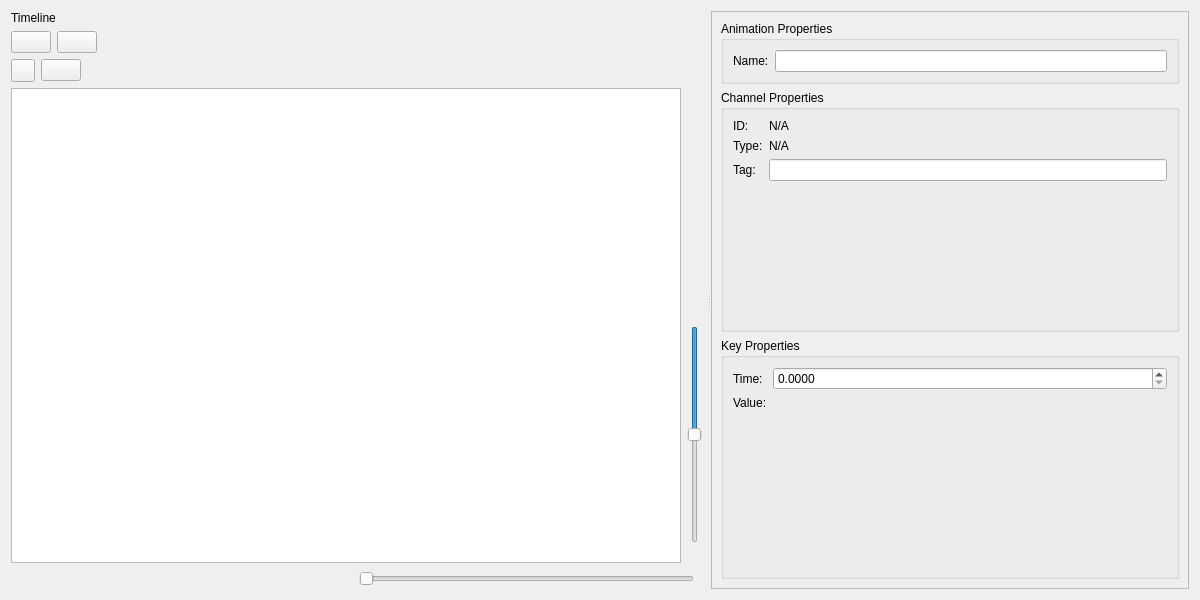
First picture: the form in tools/editor/application/VadonEditor/UI/Model/Animation/AnimationEditor.ui, repository janos-ijgyarto/vadon, before the edit.
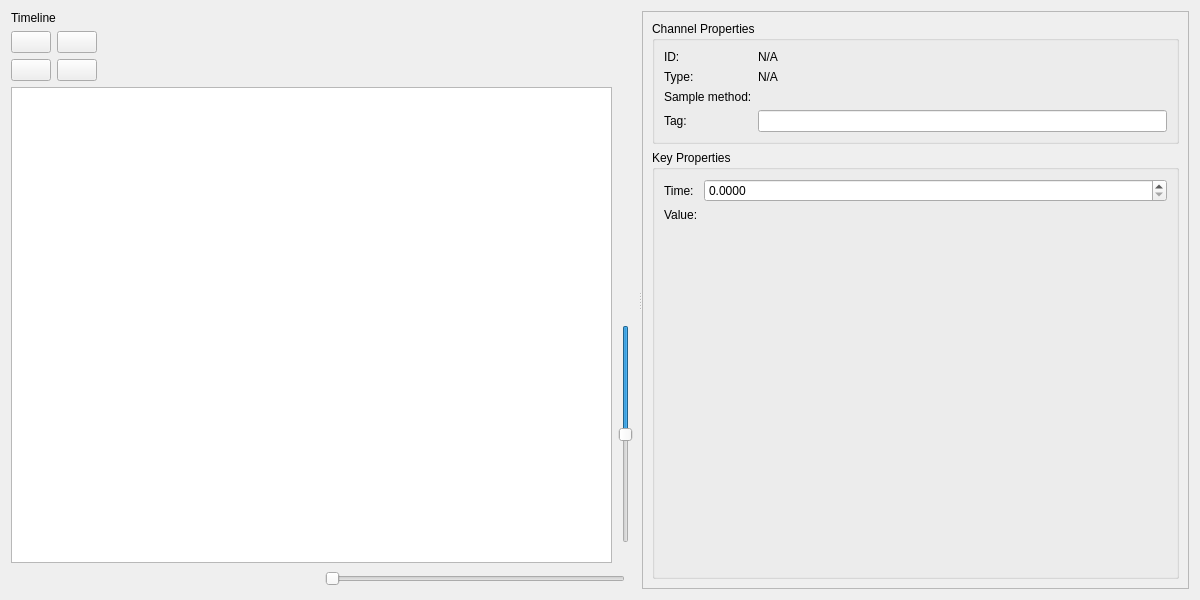
Second picture: the form after the edit. Icons and pictures are not drawn.

Patch:
```diff
--- a/tools/editor/application/VadonEditor/UI/Model/Animation/AnimationEditor.ui
+++ b/tools/editor/application/VadonEditor/UI/Model/Animation/AnimationEditor.ui
@@ -77,7 +77,7 @@
        <item>
         <layout class="QHBoxLayout" name="channelButtonsHBox">
          <item>
-          <widget class="QToolButton" name="addChannelButton">
+          <widget class="QPushButton" name="addChannelButton">
            <property name="toolTip">
             <string>Add Channel</string>
            </property>
@@ -87,9 +87,6 @@
            <property name="icon">
             <iconset theme="QIcon::ThemeIcon::ListAdd"/>
            </property>
-           <property name="popupMode">
-            <enum>QToolButton::ToolButtonPopupMode::InstantPopup</enum>
-           </property>
           </widget>
          </item>
          <item>
@@ -238,30 +235,11 @@
         <rect>
          <x>0</x>
          <y>0</y>
-         <width>445</width>
+         <width>519</width>
          <height>580</height>
         </rect>
        </property>
-       <layout class="QVBoxLayout" name="propertiesScrollLayout" stretch="0,1,1">
-        <item>
-         <widget class="QGroupBox" name="animationPropertiesGroup">
-          <property name="title">
-           <string>Animation Properties</string>
-          </property>
-          <layout class="QFormLayout" name="animationPropertiesLayout">
-           <item row="0" column="0">
-            <widget class="QLabel" name="animationNameLabel">
-             <property name="text">
-              <string>Name:</string>
-             </property>
-            </widget>
-           </item>
-           <item row="0" column="1">
-            <widget class="QLineEdit" name="animationNameLineEdit"/>
-           </item>
-          </layout>
-         </widget>
-        </item>
+       <layout class="QVBoxLayout" name="propertiesScrollLayout" stretch="0,1">
         <item>
          <widget class="QGroupBox" name="channelPropertiesGroup">
           <property name="title">
@@ -275,16 +253,6 @@
              </property>
             </widget>
            </item>
-           <item row="2" column="0">
-            <widget class="QLabel" name="channelTagLabel">
-             <property name="text">
-              <string>Tag:</string>
-             </property>
-            </widget>
-           </item>
-           <item row="2" column="1">
-            <widget class="QLineEdit" name="channelTagLineEdit"/>
-           </item>
            <item row="0" column="1">
             <widget class="QLabel" name="channelIDTextLabel">
              <property name="text">
@@ -306,6 +274,23 @@
              </property>
             </widget>
            </item>
+           <item row="3" column="0">
+            <widget class="QLabel" name="channelTagLabel">
+             <property name="text">
+              <string>Tag:</string>
+             </property>
+            </widget>
+           </item>
+           <item row="3" column="1">
+            <widget class="QLineEdit" name="channelTagLineEdit"/>
+           </item>
+           <item row="2" column="0">
+            <widget class="QLabel" name="channelSampleMethodLabel">
+             <property name="text">
+              <string>Sample method:</string>
+             </property>
+            </widget>
+           </item>
           </layout>
          </widget>
         </item>
```
Left out of the diff: 151 changed lines with no effect on the pictures.
